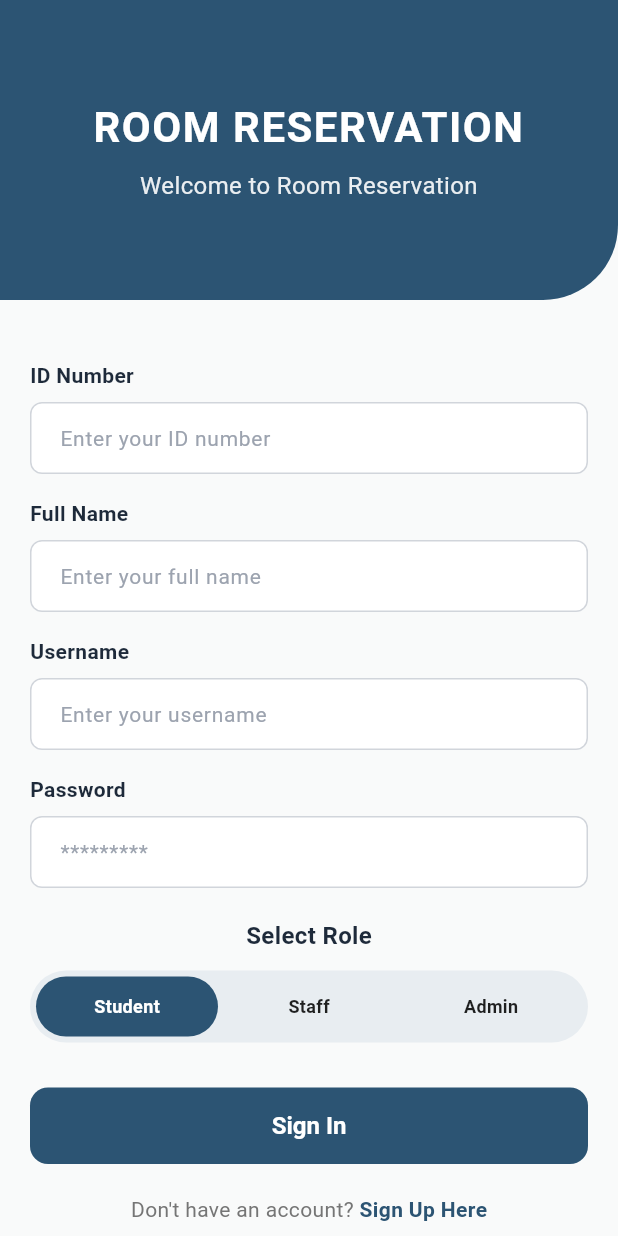
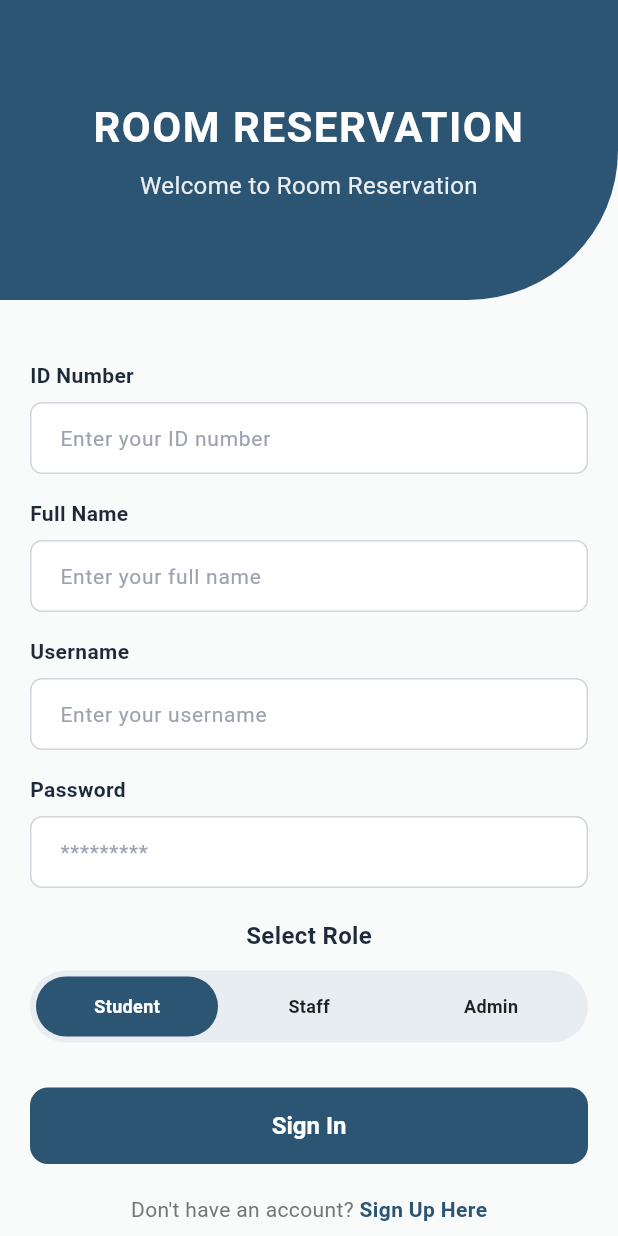
Before and after one commit to riley-tannie/room_booking, a Flutter app: the screen it shows after launch, on a phone screen of 412 x 824 dp. Run offline on Flutter 3.47's test engine with Material 3 defaults, Android fonts, the phone set to English and light mode, and no system bars.

Commit message:
sign in updated

```diff
--- a/lib/signin.dart
+++ b/lib/signin.dart
@@ -2,7 +2,6 @@ import 'package:flutter/material.dart';
 import 'package:room_booking/lecturer/home_admin.dart';
 import './student/homepage.dart';
 import './staff/home_staff.dart';
-import 'app_theme.dart';
 
 class SignInScreen extends StatelessWidget {
   const SignInScreen({Key? key}) : super(key: key);
@@ -15,12 +14,12 @@ class SignInScreen extends StatelessWidget {
         children: [
           // ---------- Header ----------
           Container(
+            height: 200,
             width: 1000,
-            height: 200,
             decoration: const BoxDecoration(
               color: Color(0xFF2C5473),
               borderRadius: BorderRadius.only(
-                bottomRight: Radius.circular(50),
+                bottomRight: Radius.circular(100),
               ),
             ),
             child: SafeArea(
```
